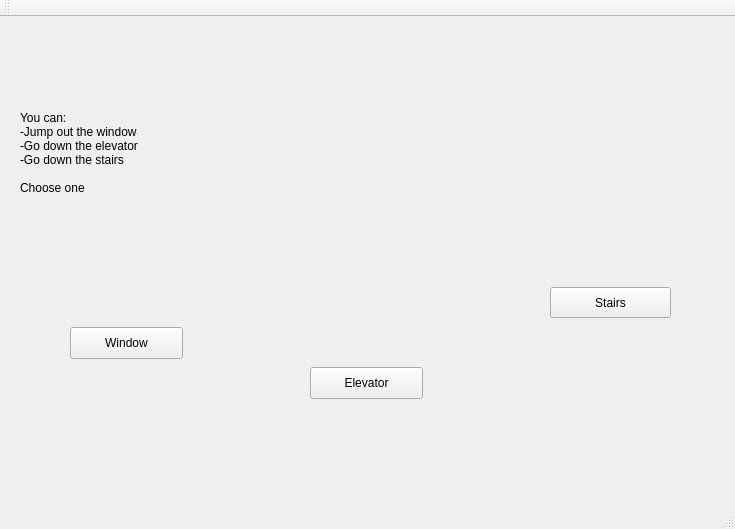
Old version of the form mainwindow.ui in the repository EvaFinn/ZorkProject.
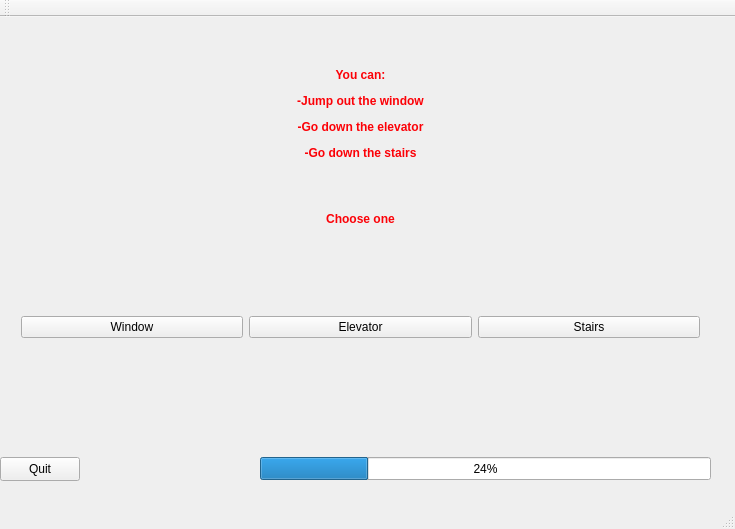
New version of the form.

Commit message: stacked widgets; sound effects;

Patch:
```diff
--- a/mainwindow.ui
+++ b/mainwindow.ui
@@ -20,61 +20,118 @@
 }2</string>
   </property>
   <widget class="QWidget" name="centralWidget">
-   <widget class="QPushButton" name="pushButton">
+   <widget class="QStackedWidget" name="stackedWidget">
     <property name="geometry">
      <rect>
-      <x>70</x>
-      <y>310</y>
-      <width>113</width>
-      <height>32</height>
+      <x>10</x>
+      <y>0</y>
+      <width>701</width>
+      <height>441</height>
      </rect>
     </property>
-    <property name="text">
-     <string>Window</string>
-    </property>
+    <widget class="QWidget" name="page">
+     <widget class="QWidget" name="">
+      <property name="geometry">
+       <rect>
+        <x>0</x>
+        <y>280</y>
+        <width>701</width>
+        <height>61</height>
+       </rect>
+      </property>
+      <layout class="QHBoxLayout" name="horizontalLayout">
+       <item>
+        <widget class="QPushButton" name="windowBtn">
+         <property name="text">
+          <string>Window</string>
+         </property>
+        </widget>
+       </item>
+       <item>
+        <widget class="QPushButton" name="elevatorBtn">
+         <property name="text">
+          <string>Elevator</string>
+         </property>
+        </widget>
+       </item>
+       <item>
+        <widget class="QPushButton" name="stairsBtn">
+         <property name="text">
+          <string>Stairs</string>
+         </property>
+        </widget>
+       </item>
+      </layout>
+     </widget>
+     <widget class="QLabel" name="label">
+      <property name="geometry">
+       <rect>
+        <x>10</x>
+        <y>40</y>
+        <width>681</width>
+        <height>181</height>
+       </rect>
+      </property>
+      <property name="text">
+       <string>&lt;html&gt;&lt;head/&gt;&lt;body&gt;&lt;p align=&quot;center&quot;&gt;&lt;span style=&quot; font-weight:600; color:#fc0107;&quot;&gt;You can:&lt;/span&gt;&lt;/p&gt;&lt;p align=&quot;center&quot;&gt;&lt;span style=&quot; font-weight:600; color:#fc0107;&quot;&gt;-Jump out the window&lt;/span&gt;&lt;/p&gt;&lt;p align=&quot;center&quot;&gt;&lt;span style=&quot; font-weight:600; color:#fc0107;&quot;&gt;-Go down the elevator&lt;/span&gt;&lt;/p&gt;&lt;p align=&quot;center&quot;&gt;&lt;span style=&quot; font-weight:600; color:#fc0107;&quot;&gt;-Go down the stairs&lt;/span&gt;&lt;/p&gt;&lt;p align=&quot;center&quot;&gt;&lt;br/&gt;&lt;/p&gt;&lt;p align=&quot;center&quot;&gt;&lt;span style=&quot; font-weight:600; color:#fc0107;&quot;&gt;Choose one&lt;/span&gt;&lt;/p&gt;&lt;/body&gt;&lt;/html&gt;</string>
+      </property>
+     </widget>
+    </widget>
+    <widget class="QWidget" name="page_2">
+     <widget class="QLabel" name="windowDeathLabel">
+      <property name="geometry">
+       <rect>
+        <x>180</x>
+        <y>90</y>
+        <width>281</width>
+        <height>151</height>
+       </rect>
+      </property>
+      <property name="text">
+       <string>You Died</string>
+      </property>
+     </widget>
+    </widget>
+    <widget class="QWidget" name="page_3">
+     <widget class="QPushButton" name="pushButton">
+      <property name="geometry">
+       <rect>
+        <x>280</x>
+        <y>210</y>
+        <width>321</width>
+        <height>151</height>
+       </rect>
+      </property>
+      <property name="text">
+       <string>PushButton</string>
+      </property>
+     </widget>
+    </widget>
    </widget>
-   <widget class="QLabel" name="label">
+   <widget class="QPushButton" name="quitBtn">
     <property name="geometry">
      <rect>
-      <x>20</x>
-      <y>90</y>
-      <width>681</width>
-      <height>91</height>
+      <x>0</x>
+      <y>440</y>
+      <width>80</width>
+      <height>24</height>
      </rect>
     </property>
     <property name="text">
-     <string>You can:
--Jump out the window
--Go down the elevator
--Go down the stairs
-
-Choose one</string>
+     <string>Quit</string>
     </property>
    </widget>
-   <widget class="QPushButton" name="pushButton_2">
+   <widget class="QProgressBar" name="healthBar">
     <property name="geometry">
      <rect>
-      <x>310</x>
-      <y>350</y>
-      <width>113</width>
-      <height>32</height>
+      <x>260</x>
+      <y>440</y>
+      <width>451</width>
+      <height>23</height>
      </rect>
     </property>
-    <property name="text">
-     <string>Elevator</string>
-    </property>
-   </widget>
-   <widget class="QPushButton" name="pushButton_3">
-    <property name="geometry">
-     <rect>
-      <x>550</x>
-      <y>270</y>
-      <width>121</width>
-      <height>31</height>
-     </rect>
-    </property>
-    <property name="text">
-     <string>Stairs</string>
+    <property name="value">
+     <number>24</number>
     </property>
    </widget>
   </widget>
```
Left out of the diff: 19 changed lines with no effect on the pictures. The commit also changes 9 other files.
